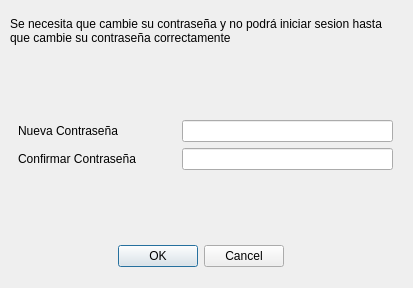
This is ui_cambiarpassdialog.ui in benArambide/ProyFinal-IS2 as Qt 5 draws it before an edit. The edited form follows.
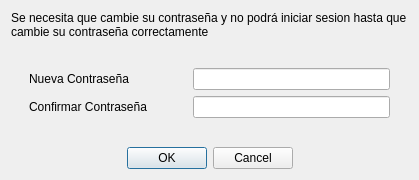
This is the edited form.

Patch:
```diff
--- a/ui_cambiarpassdialog.ui
+++ b/ui_cambiarpassdialog.ui
@@ -6,41 +6,25 @@
    <rect>
     <x>0</x>
     <y>0</y>
-    <width>413</width>
-    <height>288</height>
+    <width>419</width>
+    <height>180</height>
    </rect>
   </property>
   <property name="windowTitle">
    <string>Cambiar Contraseña</string>
   </property>
-  <widget class="QDialogButtonBox" name="buttonBox">
-   <property name="geometry">
-    <rect>
-     <x>30</x>
-     <y>240</y>
-     <width>341</width>
-     <height>32</height>
-    </rect>
-   </property>
-   <property name="orientation">
-    <enum>Qt::Horizontal</enum>
-   </property>
-   <property name="standardButtons">
-    <set>QDialogButtonBox::Cancel|QDialogButtonBox::Ok</set>
-   </property>
-   <property name="centerButtons">
+  <layout class="QGridLayout" name="gridLayout">
+   <item row="0" column="0">
+    <widget class="QLabel" name="label_3">
+     <property name="text">
+      <string>Se necesita que cambie su contraseña y no podrá iniciar sesion hasta que cambie su contraseña correctamente</string>
+     </property>
+     <property name="wordWrap">
     <bool>true</bool>
    </property>
   </widget>
-  <widget class="QWidget" name="layoutWidget">
-   <property name="geometry">
-    <rect>
-     <x>0</x>
-     <y>60</y>
-     <width>411</width>
-     <height>171</height>
-    </rect>
-   </property>
+   </item>
+   <item row="2" column="0">
    <layout class="QGridLayout" name="gridLayout_4">
     <item row="0" column="0">
      <layout class="QGridLayout" name="gridLayout_3">
@@ -143,23 +127,47 @@
      </layout>
     </item>
    </layout>
-  </widget>
-  <widget class="QLabel" name="label_3">
-   <property name="geometry">
-    <rect>
-     <x>10</x>
-     <y>10</y>
-     <width>381</width>
-     <height>41</height>
-    </rect>
-   </property>
-   <property name="text">
-    <string>Se necesita que cambie su contraseña y no podrá iniciar sesion hasta que cambie su contraseña correctamente</string>
-   </property>
-   <property name="wordWrap">
+   </item>
+   <item row="4" column="0">
+    <widget class="QDialogButtonBox" name="buttonBox">
+     <property name="orientation">
+      <enum>Qt::Horizontal</enum>
+     </property>
+     <property name="standardButtons">
+      <set>QDialogButtonBox::Cancel|QDialogButtonBox::Ok</set>
+     </property>
+     <property name="centerButtons">
     <bool>true</bool>
    </property>
   </widget>
+   </item>
+   <item row="3" column="0">
+    <spacer name="verticalSpacer">
+     <property name="orientation">
+      <enum>Qt::Vertical</enum>
+     </property>
+     <property name="sizeHint" stdset="0">
+      <size>
+       <width>20</width>
+       <height>40</height>
+      </size>
+     </property>
+    </spacer>
+   </item>
+   <item row="1" column="0">
+    <spacer name="verticalSpacer_2">
+     <property name="orientation">
+      <enum>Qt::Vertical</enum>
+     </property>
+     <property name="sizeHint" stdset="0">
+      <size>
+       <width>20</width>
+       <height>40</height>
+      </size>
+     </property>
+    </spacer>
+   </item>
+  </layout>
  </widget>
  <resources/>
  <connections>
```
Lines whose indentation alone changed are shown as unchanged.
